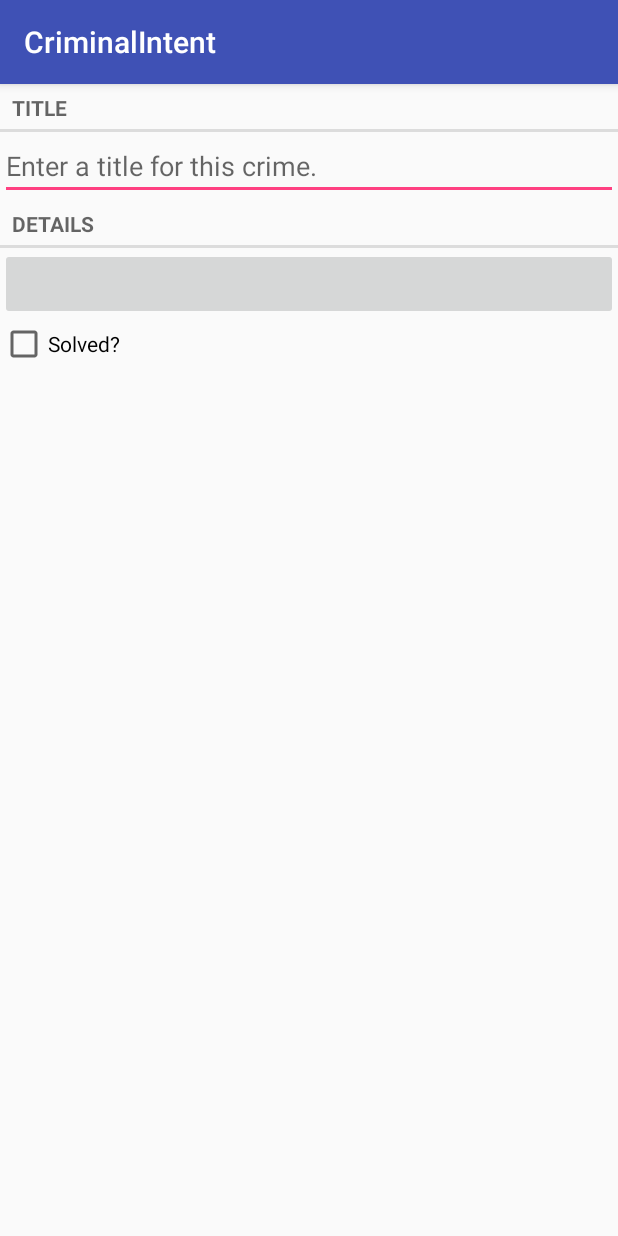
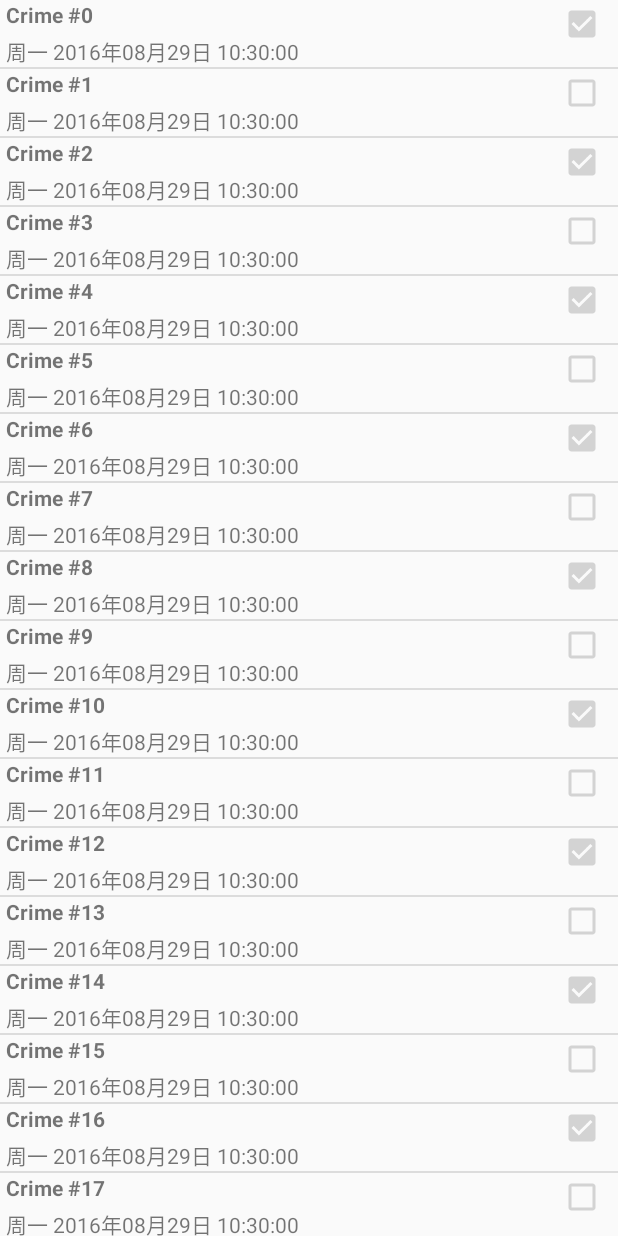
Before and after one commit to liaoyuanhuo666/CriminalIntent, an Android app: the screen it shows after launch (CrimeActivity before the commit, CrimeListActivity after it), on a phone screen of 412 x 824 dp. Run offline under Robolectric (Android 15) with nearby library versions, the phone set to English and light mode, and no system bars.

Commit message:
使用 ListFragment 显示列表

```diff
--- a/app/src/main/AndroidManifest.xml
+++ b/app/src/main/AndroidManifest.xml
@@ -8,13 +8,14 @@
         android:label="@string/app_name"
         android:supportsRtl="true"
         android:theme="@style/AppTheme">
-        <activity android:name=".CrimeActivity">
+        <activity android:name=".CrimeListActivity">
             <intent-filter>
                 <action android:name="android.intent.action.MAIN" />
 
                 <category android:name="android.intent.category.LAUNCHER" />
             </intent-filter>
         </activity>
+        <activity android:name=".CrimeActivity"/>
     </application>
 
 </manifest>
--- a/app/src/main/java/com/example/hasee/criminalintent/Crime.java
+++ b/app/src/main/java/com/example/hasee/criminalintent/Crime.java
@@ -42,4 +42,9 @@ public class Crime {
     public void setSolved(boolean solved) {
         this.mSolved = solved;
     }
+
+    @Override
+    public String toString() {
+        return mCrimeTitle;
+    }
 }
--- a/app/src/main/java/com/example/hasee/criminalintent/CrimeActivity.java
+++ b/app/src/main/java/com/example/hasee/criminalintent/CrimeActivity.java
@@ -5,18 +5,10 @@ import android.app.FragmentManager;
 import android.support.v7.app.AppCompatActivity;
 import android.os.Bundle;
 
-public class CrimeActivity extends AppCompatActivity {
+public class CrimeActivity extends SingleFragmentActivity {
 
     @Override
-    protected void onCreate(Bundle savedInstanceState) {
-        super.onCreate(savedInstanceState);
-        setContentView(R.layout.crime_activity);
-
-        FragmentManager fm = getFragmentManager();
-        Fragment fragment = fm.findFragmentById(R.id.fragmentContainer);
-        if (fragment==null) {
-            fragment = new CrimeFragment();
-            fm.beginTransaction().add(R.id.fragmentContainer,fragment).commit();
-        }
+    Fragment createFragmetn() {
+        return new CrimeFragment();
     }
 }
--- a/app/src/main/java/com/example/hasee/criminalintent/CrimeFragment.java
+++ b/app/src/main/java/com/example/hasee/criminalintent/CrimeFragment.java
@@ -44,7 +44,7 @@ public class CrimeFragment extends Fragment {
 
             @Override
             public void onTextChanged(CharSequence s, int start, int before, int count) {
-                    mCrime.setmCrimeTitle(s.toString());
+                    mCrime.setCrimeTitle(s.toString());
             }
 
             @Override
@@ -52,7 +52,7 @@ public class CrimeFragment extends Fragment {
 
             }
         });
-        mDateBtn.setText(Crime.sdf.format(mCrime.getmDate()).toString());
+        mDateBtn.setText(Crime.sdf.format(mCrime.getDate()).toString());
         mDateBtn.setEnabled(false);
         mSolvedCb.setOnCheckedChangeListener(new CompoundButton.OnCheckedChangeListener() {
             @Override
--- /dev/null
+++ b/app/src/main/java/com/example/hasee/criminalintent/CrimeLab.java
@@ -0,0 +1,35 @@
+package com.example.hasee.criminalintent;
+
+import android.content.Context;
+
+import java.util.ArrayList;
+
+/**
+ * Created by hasee on 2016/8/29.
+ */
+public class CrimeLab  {
+    private ArrayList<Crime> mCrimes;
+    private Context mApplicationContext;
+    public  static CrimeLab sCrimeLab;
+    private CrimeLab(Context context){
+        mApplicationContext = context;
+        mCrimes = new ArrayList<>();
+        for (int i = 0; i < 100; i++) {
+            Crime crime = new Crime();
+            crime.setCrimeTitle("Crime #"+i);
+            crime.setSolved(i%2==0);
+            mCrimes.add(crime);
+        }
+    }
+
+    public static CrimeLab getInstanse(Context context){
+        if (sCrimeLab==null) {
+            sCrimeLab = new CrimeLab(context.getApplicationContext());
+        }
+        return  sCrimeLab;
+    }
+
+    public ArrayList<Crime> getCrimes(){
+        return mCrimes;
+    }
+}
--- /dev/null
+++ b/app/src/main/java/com/example/hasee/criminalintent/CrimeListActivity.java
@@ -0,0 +1,13 @@
+package com.example.hasee.criminalintent;
+
+import android.app.Fragment;
+
+/**
+ * Created by hasee on 2016/8/29.
+ */
+public class CrimeListActivity extends SingleFragmentActivity {
+    @Override
+    Fragment createFragmetn() {
+        return new CrimeListFragment();
+    }
+}
--- /dev/null
+++ b/app/src/main/java/com/example/hasee/criminalintent/CrimeListFragment.java
@@ -0,0 +1,56 @@
+package com.example.hasee.criminalintent;
+
+import android.app.ListFragment;
+import android.os.Bundle;
+import android.view.View;
+import android.view.ViewGroup;
+import android.widget.ArrayAdapter;
+import android.widget.CheckBox;
+import android.widget.TextView;
+
+import java.util.ArrayList;
+
+/**
+ * Created by hasee on 2016/8/29.
+ */
+public class CrimeListFragment extends ListFragment {
+
+    // private ArrayList<Crime> mCrimes;
+    @Override
+    public void onCreate(Bundle savedInstanceState) {
+        super.onCreate(savedInstanceState);
+        ArrayList<Crime> mCrimes = CrimeLab.getInstanse(getActivity()).getCrimes();
+        CrimeAdapter adapter = new CrimeAdapter(mCrimes);
+        setListAdapter(adapter);
+
+    }
+
+
+    class CrimeAdapter extends ArrayAdapter<Crime> {
+
+        public CrimeAdapter(ArrayList<Crime> crimes) {
+            super(getActivity(), 0, crimes);
+        }
+
+        @Override
+        public View getView(int position, View convertView, ViewGroup parent) {
+            if (convertView == null) {
+                convertView = getActivity().getLayoutInflater().inflate(R.layout.list_item_crime, parent, false);
+            }
+            // configure the view for this Crime
+            Crime c = getItem(position);
+
+            TextView titleTextView =
+                    (TextView) convertView.findViewById(R.id.crime_list_item_titleTextView);
+            titleTextView.setText(c.getCrimeTitle());
+            TextView dateTextView =
+                    (TextView) convertView.findViewById(R.id.crime_list_item_dateTextView);
+            dateTextView.setText(Crime.sdf.format(c.getDate()));
+            CheckBox solvedCheckBox =
+                    (CheckBox) convertView.findViewById(R.id.crime_list_item_solvedCheckBox);
+            solvedCheckBox.setChecked(c.isSolved());
+
+            return convertView;
+        }
+    }
+}
--- /dev/null
+++ b/app/src/main/java/com/example/hasee/criminalintent/SingleFragmentActivity.java
@@ -0,0 +1,28 @@
+package com.example.hasee.criminalintent;
+
+import android.app.Fragment;
+import android.app.FragmentManager;
+import android.os.Bundle;
+import android.support.v4.app.FragmentActivity;
+
+/**
+ * Created by hasee on 2016/8/29.
+ */
+public abstract  class SingleFragmentActivity extends FragmentActivity{
+    abstract Fragment createFragmetn();
+
+    @Override
+    public void onCreate(Bundle savedInstanceState) {
+        super.onCreate(savedInstanceState);
+        setContentView(R.layout.activity_fragment);
+        FragmentManager fm = getFragmentManager();
+        Fragment fragment = fm.findFragmentById(R.id.fragmentContainer);
+        if (fragment==null) {
+            fragment = createFragmetn();
+            fm.beginTransaction().add(R.id.fragmentContainer,fragment).commit();
+        }
+    }
+
+
+
+}
--- /dev/null
+++ b/app/src/main/res/layout/list_item_crime.xml
@@ -0,0 +1,33 @@
+<?xml version="1.0" encoding="utf-8"?>
+<RelativeLayout xmlns:android="http://schemas.android.com/apk/res/android"
+    android:layout_width="match_parent"
+    android:layout_height="wrap_content">
+
+    <CheckBox android:id="@+id/crime_list_item_solvedCheckBox"
+        android:layout_width="wrap_content"
+        android:layout_height="wrap_content"
+        android:gravity="center"
+        android:layout_alignParentRight="true"
+        android:enabled="false"
+        android:focusable="false"
+        android:padding="4dp" />
+
+    <TextView android:id="@+id/crime_list_item_titleTextView"
+        android:layout_width="match_parent"
+        android:layout_height="wrap_content"
+        android:layout_toLeftOf="@id/crime_list_item_solvedCheckBox"
+        android:textStyle="bold"
+        android:paddingLeft="4dp"
+        android:paddingRight="4dp"
+        android:text="Crime title" />
+    <TextView android:id="@+id/crime_list_item_dateTextView"
+        android:layout_width="match_parent"
+        android:layout_height="wrap_content"
+        android:layout_below="@id/crime_list_item_titleTextView"
+        android:layout_toLeftOf="@id/crime_list_item_solvedCheckBox"
+        android:paddingLeft="4dp"
+        android:paddingRight="4dp"
+        android:paddingTop="4dp"
+        android:text="Crime date" />
+
+</RelativeLayout>
```
Also changed, not shown: app/src/main/res/layout/activity_fragment.xml (renamed from app/src/main/res/layout/crime_activity.xml).
